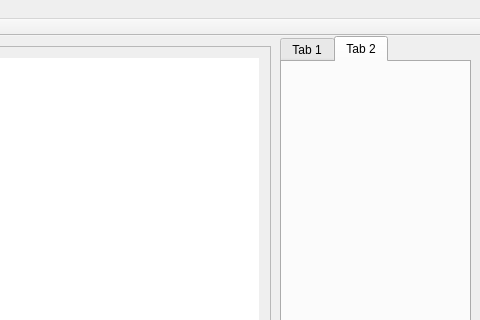
The window that cbeditor/cbeditormain.ui (ryonagana/shmup2) describes before a commit, drawn with Qt 5; both pictures show x 480 to 960 and y 0 to 320 of the 960 by 650 pixel window.
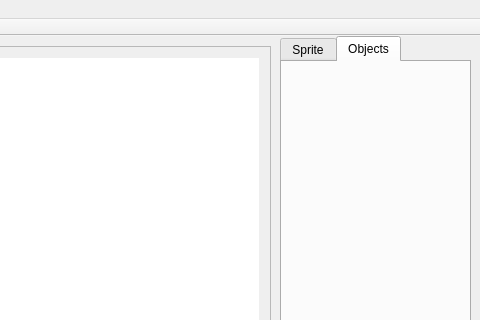
The same window after the commit. The open tabs and pages were chosen to show the change.

Diff of the .ui file:
```diff
--- a/cbeditor/cbeditormain.ui
+++ b/cbeditor/cbeditormain.ui
@@ -73,14 +73,17 @@
       <height>581</height>
      </rect>
     </property>
-    <widget class="QWidget" name="tab">
+    <property name="currentIndex">
+     <number>1</number>
+    </property>
+    <widget class="QWidget" name="tabSprites">
      <attribute name="title">
-      <string>Tab 1</string>
+      <string>Sprite</string>
      </attribute>
     </widget>
     <widget class="QWidget" name="tab_2">
      <attribute name="title">
-      <string>Tab 2</string>
+      <string>Objects</string>
      </attribute>
     </widget>
    </widget>
```
Left out of the diff: 17 changed lines with no effect on the pictures.
